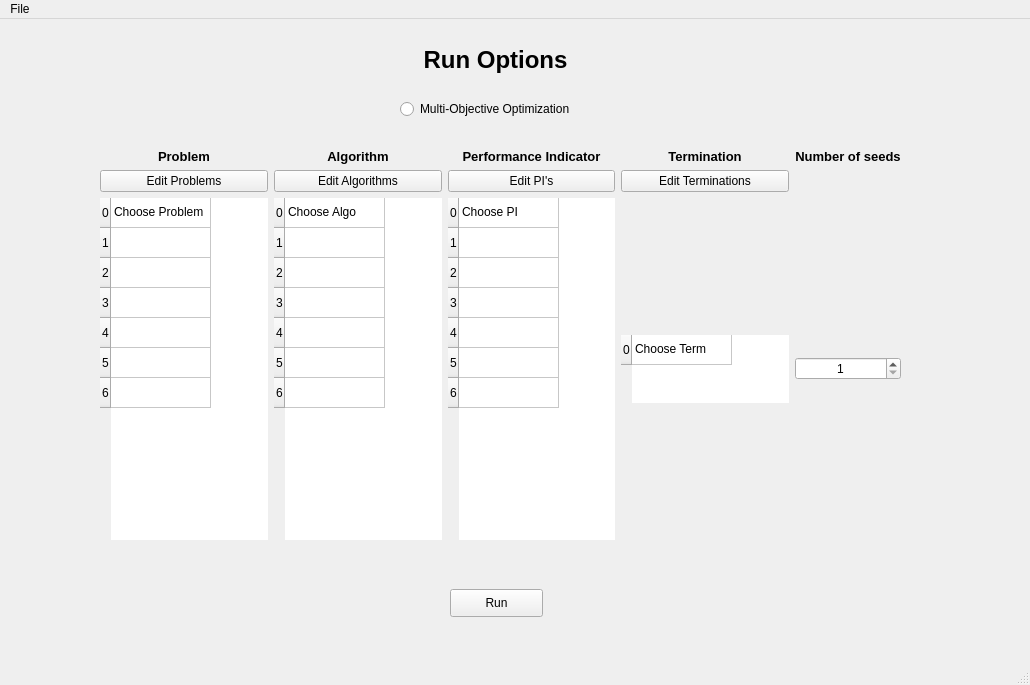
Old version of the form frontend/designer_templates/main_window.ui in the repository tomaslibanomonteiro/Thesis-code.
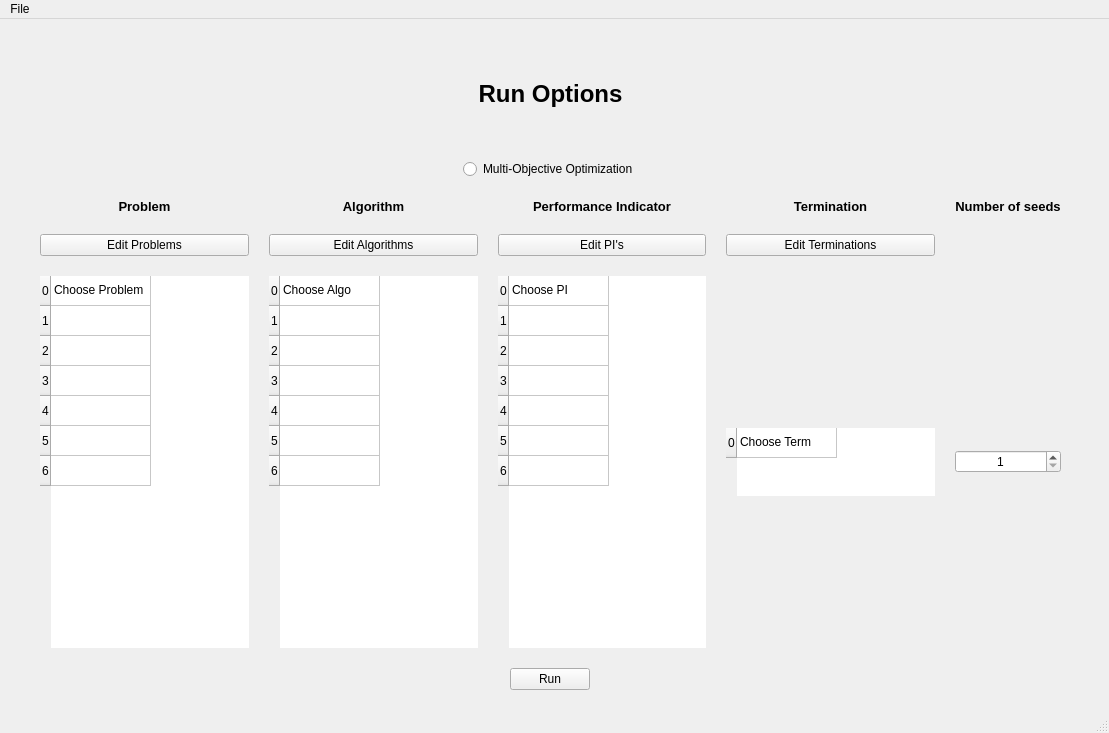
New version of the form.

What changed in the file:
```diff
--- a/frontend/designer_templates/main_window.ui
+++ b/frontend/designer_templates/main_window.ui
@@ -6,8 +6,8 @@
    <rect>
     <x>0</x>
     <y>0</y>
-    <width>1030</width>
-    <height>685</height>
+    <width>1109</width>
+    <height>733</height>
    </rect>
   </property>
   <property name="windowTitle">
@@ -26,15 +26,21 @@
    <property name="autoFillBackground">
     <bool>true</bool>
    </property>
+   <widget class="QWidget" name="verticalLayoutWidget">
+    <property name="geometry">
+     <rect>
+      <x>40</x>
+      <y>30</y>
+      <width>1021</width>
+      <height>641</height>
+     </rect>
+    </property>
+    <layout class="QVBoxLayout" name="verticalLayout" stretch="1,1,5,1">
+     <property name="spacing">
+      <number>20</number>
+     </property>
+     <item>
    <widget class="QLabel" name="label_6">
-    <property name="geometry">
-     <rect>
-      <x>390</x>
-      <y>20</y>
-      <width>211</width>
-      <height>41</height>
-     </rect>
-    </property>
     <property name="font">
      <font>
       <pointsize>18</pointsize>
@@ -55,42 +61,156 @@
      <set>Qt::AlignCenter</set>
     </property>
    </widget>
-   <widget class="QPushButton" name="PushButton_Run">
-    <property name="geometry">
-     <rect>
-      <x>450</x>
-      <y>570</y>
-      <width>93</width>
-      <height>28</height>
-     </rect>
-    </property>
-    <property name="text">
-     <string>Run</string>
-    </property>
-   </widget>
+     </item>
+     <item alignment="Qt::AlignHCenter">
    <widget class="QRadioButton" name="radioButton_moo">
-    <property name="geometry">
-     <rect>
-      <x>400</x>
-      <y>80</y>
-      <width>201</width>
-      <height>20</height>
-     </rect>
-    </property>
     <property name="text">
      <string>Multi-Objective Optimization</string>
     </property>
    </widget>
-   <widget class="QWidget" name="gridLayoutWidget_2">
-    <property name="geometry">
-     <rect>
-      <x>100</x>
-      <y>130</y>
-      <width>801</width>
-      <height>391</height>
-     </rect>
-    </property>
+     </item>
+     <item>
     <layout class="QGridLayout" name="gridLayout">
+       <item row="3" column="3" alignment="Qt::AlignVCenter">
+        <widget class="QTableWidget" name="tableWidget_run_term">
+         <property name="layoutDirection">
+          <enum>Qt::LeftToRight</enum>
+         </property>
+         <property name="autoFillBackground">
+          <bool>false</bool>
+         </property>
+         <property name="frameShape">
+          <enum>QFrame::NoFrame</enum>
+         </property>
+         <property name="frameShadow">
+          <enum>QFrame::Plain</enum>
+         </property>
+         <property name="lineWidth">
+          <number>0</number>
+         </property>
+         <property name="midLineWidth">
+          <number>0</number>
+         </property>
+         <property name="verticalScrollBarPolicy">
+          <enum>Qt::ScrollBarAsNeeded</enum>
+         </property>
+         <property name="horizontalScrollBarPolicy">
+          <enum>Qt::ScrollBarAsNeeded</enum>
+         </property>
+         <property name="sizeAdjustPolicy">
+          <enum>QAbstractScrollArea::AdjustToContents</enum>
+         </property>
+         <property name="wordWrap">
+          <bool>true</bool>
+         </property>
+         <attribute name="horizontalHeaderVisible">
+          <bool>false</bool>
+         </attribute>
+         <attribute name="verticalHeaderVisible">
+          <bool>true</bool>
+         </attribute>
+         <row>
+          <property name="text">
+           <string>0</string>
+          </property>
+         </row>
+         <column>
+          <property name="text">
+           <string>0</string>
+          </property>
+         </column>
+         <item row="0" column="0">
+          <property name="text">
+           <string>Choose Term</string>
+          </property>
+         </item>
+        </widget>
+       </item>
+       <item row="3" column="1">
+        <widget class="QTableWidget" name="tableWidget_run_algo">
+         <property name="layoutDirection">
+          <enum>Qt::LeftToRight</enum>
+         </property>
+         <property name="autoFillBackground">
+          <bool>false</bool>
+         </property>
+         <property name="frameShape">
+          <enum>QFrame::NoFrame</enum>
+         </property>
+         <property name="frameShadow">
+          <enum>QFrame::Plain</enum>
+         </property>
+         <property name="lineWidth">
+          <number>0</number>
+         </property>
+         <property name="midLineWidth">
+          <number>0</number>
+         </property>
+         <property name="verticalScrollBarPolicy">
+          <enum>Qt::ScrollBarAsNeeded</enum>
+         </property>
+         <property name="horizontalScrollBarPolicy">
+          <enum>Qt::ScrollBarAsNeeded</enum>
+         </property>
+         <property name="sizeAdjustPolicy">
+          <enum>QAbstractScrollArea::AdjustToContents</enum>
+         </property>
+         <property name="wordWrap">
+          <bool>true</bool>
+         </property>
+         <attribute name="horizontalHeaderVisible">
+          <bool>false</bool>
+         </attribute>
+         <attribute name="verticalHeaderVisible">
+          <bool>true</bool>
+         </attribute>
+         <row>
+          <property name="text">
+           <string>0</string>
+          </property>
+         </row>
+         <row>
+          <property name="text">
+           <string>1</string>
+          </property>
+         </row>
+         <row>
+          <property name="text">
+           <string>2</string>
+          </property>
+         </row>
+         <row>
+          <property name="text">
+           <string>3</string>
+          </property>
+         </row>
+         <row>
+          <property name="text">
+           <string>4</string>
+          </property>
+         </row>
+         <row>
+          <property name="text">
+           <string>5</string>
+          </property>
+         </row>
+         <row>
+          <property name="text">
+           <string>6</string>
+          </property>
+         </row>
+         <column>
+          <property name="text">
+           <string>0</string>
+          </property>
+         </column>
+         <item row="0" column="0">
+          <property name="text">
+           <string>Choose Algo</string>
+          </property>
+         </item>
+        </widget>
+       </item>
      <item row="1" column="1">
       <widget class="QPushButton" name="pushButton_edit_algo">
        <property name="text">
@@ -98,166 +218,6 @@
        </property>
       </widget>
      </item>
-     <item row="2" column="1">
-      <widget class="QTableWidget" name="tableWidget_run_algo">
-       <property name="layoutDirection">
-        <enum>Qt::LeftToRight</enum>
-       </property>
-       <property name="autoFillBackground">
-        <bool>false</bool>
-       </property>
-       <property name="frameShape">
-        <enum>QFrame::NoFrame</enum>
-       </property>
-       <property name="frameShadow">
-        <enum>QFrame::Plain</enum>
-       </property>
-       <property name="lineWidth">
-        <number>0</number>
-       </property>
-       <property name="midLineWidth">
-        <number>0</number>
-       </property>
-       <property name="verticalScrollBarPolicy">
-        <enum>Qt::ScrollBarAsNeeded</enum>
-       </property>
-       <property name="horizontalScrollBarPolicy">
-        <enum>Qt::ScrollBarAsNeeded</enum>
-       </property>
-       <property name="sizeAdjustPolicy">
-        <enum>QAbstractScrollArea::AdjustToContents</enum>
-       </property>
-       <property name="wordWrap">
-        <bool>true</bool>
-       </property>
-       <attribute name="horizontalHeaderVisible">
-        <bool>false</bool>
-       </attribute>
-       <attribute name="verticalHeaderVisible">
-        <bool>true</bool>
-       </attribute>
-       <row>
-        <property name="text">
-         <string>0</string>
-        </property>
-       </row>
-       <row>
-        <property name="text">
-         <string>1</string>
-        </property>
-       </row>
-       <row>
-        <property name="text">
-         <string>2</string>
-        </property>
-       </row>
-       <row>
-        <property name="text">
-         <string>3</string>
-        </property>
-       </row>
-       <row>
-        <property name="text">
-         <string>4</string>
-        </property>
-       </row>
-       <row>
-        <property name="text">
-         <string>5</string>
-        </property>
-       </row>
-       <row>
-        <property name="text">
-         <string>6</string>
-        </property>
-       </row>
-       <column>
-        <property name="text">
-         <string>0</string>
-        </property>
-       </column>
-       <item row="0" column="0">
-        <property name="text">
-         <string>Choose Algo</string>
-        </property>
-       </item>
-      </widget>
-     </item>
-     <item row="0" column="1">
-      <widget class="QLabel" name="label_4">
-       <property name="font">
-        <font>
-         <pointsize>10</pointsize>
-         <weight>75</weight>
-         <bold>true</bold>
-        </font>
-       </property>
-       <property name="text">
-        <string>Algorithm</string>
-       </property>
-       <property name="alignment">
-        <set>Qt::AlignCenter</set>
-       </property>
-       <property name="wordWrap">
-        <bool>true</bool>
-       </property>
-      </widget>
-     </item>
-     <item row="2" column="3" alignment="Qt::AlignVCenter">
-      <widget class="QTableWidget" name="tableWidget_run_term">
-       <property name="layoutDirection">
-        <enum>Qt::LeftToRight</enum>
-       </property>
-       <property name="autoFillBackground">
-        <bool>false</bool>
-       </property>
-       <property name="frameShape">
-        <enum>QFrame::NoFrame</enum>
-       </property>
-       <property name="frameShadow">
-        <enum>QFrame::Plain</enum>
-       </property>
-       <property name="lineWidth">
-        <number>0</number>
-       </property>
-       <property name="midLineWidth">
-        <number>0</number>
-       </property>
-       <property name="verticalScrollBarPolicy">
-        <enum>Qt::ScrollBarAsNeeded</enum>
-       </property>
-       <property name="horizontalScrollBarPolicy">
-        <enum>Qt::ScrollBarAsNeeded</enum>
-       </property>
-       <property name="sizeAdjustPolicy">
-        <enum>QAbstractScrollArea::AdjustToContents</enum>
-       </property>
-       <property name="wordWrap">
-        <bool>true</bool>
-       </property>
-       <attribute name="horizontalHeaderVisible">
-        <bool>false</bool>
-       </attribute>
-       <attribute name="verticalHeaderVisible">
-        <bool>true</bool>
-       </attribute>
-       <row>
-        <property name="text">
-         <string>0</string>
-        </property>
-       </row>
-       <column>
-        <property name="text">
-         <string>0</string>
-        </property>
-       </column>
-       <item row="0" column="0">
-        <property name="text">
-         <string>Choose Term</string>
-        </property>
-       </item>
-      </widget>
-     </item>
      <item row="0" column="0">
       <widget class="QLabel" name="label_3">
        <property name="font">
@@ -278,26 +238,6 @@
        </property>
       </widget>
      </item>
-     <item row="0" column="3">
-      <widget class="QLabel" name="label_2">
-       <property name="font">
-        <font>
-         <pointsize>10</pointsize>
-         <weight>75</weight>
-         <bold>true</bold>
-        </font>
-       </property>
-       <property name="text">
-        <string>Termination</string>
-       </property>
-       <property name="alignment">
-        <set>Qt::AlignCenter</set>
-       </property>
-       <property name="wordWrap">
-        <bool>true</bool>
-       </property>
-      </widget>
-     </item>
      <item row="1" column="0">
       <widget class="QPushButton" name="pushButton_edit_prob">
        <property name="text">
@@ -305,8 +245,48 @@
        </property>
       </widget>
      </item>
-     <item row="2" column="2">
-      <widget class="QTableWidget" name="tableWidget_run_pi">
+       <item row="0" column="3">
+        <widget class="QLabel" name="label_2">
+         <property name="font">
+          <font>
+           <pointsize>10</pointsize>
+           <weight>75</weight>
+           <bold>true</bold>
+          </font>
+         </property>
+         <property name="text">
+          <string>Termination</string>
+         </property>
+         <property name="alignment">
+          <set>Qt::AlignCenter</set>
+         </property>
+         <property name="wordWrap">
+          <bool>true</bool>
+         </property>
+        </widget>
+       </item>
+       <item row="0" column="1">
+        <widget class="QLabel" name="label_4">
+         <property name="font">
+          <font>
+           <pointsize>10</pointsize>
+           <weight>75</weight>
+           <bold>true</bold>
+          </font>
+         </property>
+         <property name="text">
+          <string>Algorithm</string>
+         </property>
+         <property name="alignment">
+          <set>Qt::AlignCenter</set>
+         </property>
+         <property name="wordWrap">
+          <bool>true</bool>
+         </property>
+        </widget>
+       </item>
+       <item row="3" column="0">
+        <widget class="QTableWidget" name="tableWidget_run_prob">
        <property name="layoutDirection">
         <enum>Qt::LeftToRight</enum>
        </property>
@@ -329,7 +309,7 @@
         <enum>Qt::ScrollBarAsNeeded</enum>
        </property>
        <property name="horizontalScrollBarPolicy">
-        <enum>Qt::ScrollBarAsNeeded</enum>
+          <enum>Qt::ScrollBarAlwaysOff</enum>
        </property>
        <property name="sizeAdjustPolicy">
         <enum>QAbstractScrollArea::AdjustToContents</enum>
@@ -385,31 +365,11 @@
        </column>
        <item row="0" column="0">
         <property name="text">
-         <string>Choose PI</string>
+           <string>Choose Problem</string>
         </property>
        </item>
       </widget>
      </item>
-     <item row="0" column="2">
-      <widget class="QLabel" name="label_5">
-       <property name="font">
-        <font>
-         <pointsize>10</pointsize>
-         <weight>75</weight>
-         <bold>true</bold>
-        </font>
-       </property>
-       <property name="text">
-        <string>Performance Indicator</string>
-       </property>
-       <property name="alignment">
-        <set>Qt::AlignCenter</set>
-       </property>
-       <property name="wordWrap">
-        <bool>true</bool>
-       </property>
-      </widget>
-     </item>
      <item row="0" column="4">
       <widget class="QLabel" name="label">
        <property name="font">
@@ -430,6 +390,26 @@
        </property>
       </widget>
      </item>
+       <item row="0" column="2">
+        <widget class="QLabel" name="label_5">
+         <property name="font">
+          <font>
+           <pointsize>10</pointsize>
+           <weight>75</weight>
+           <bold>true</bold>
+          </font>
+         </property>
+         <property name="text">
+          <string>Performance Indicator</string>
+         </property>
+         <property name="alignment">
+          <set>Qt::AlignCenter</set>
+         </property>
+         <property name="wordWrap">
+          <bool>true</bool>
+         </property>
+        </widget>
+       </item>
      <item row="1" column="2">
       <widget class="QPushButton" name="pushButton_edit_pi">
        <property name="text">
@@ -444,92 +424,7 @@
        </property>
       </widget>
      </item>
-     <item row="2" column="0">
-      <widget class="QTableWidget" name="tableWidget_run_prob">
-       <property name="layoutDirection">
-        <enum>Qt::LeftToRight</enum>
-       </property>
-       <property name="autoFillBackground">
-        <bool>false</bool>
-       </property>
-       <property name="frameShape">
-        <enum>QFrame::NoFrame</enum>
-       </property>
-       <property name="frameShadow">
-        <enum>QFrame::Plain</enum>
-       </property>
-       <property name="lineWidth">
-        <number>0</number>
-       </property>
-       <property name="midLineWidth">
-        <number>0</number>
-       </property>
-       <property name="verticalScrollBarPolicy">
-        <enum>Qt::ScrollBarAsNeeded</enum>
-       </property>
-       <property name="horizontalScrollBarPolicy">
-        <enum>Qt::ScrollBarAlwaysOff</enum>
-       </property>
-       <property name="sizeAdjustPolicy">
-        <enum>QAbstractScrollArea::AdjustToContents</enum>
-       </property>
-       <property name="wordWrap">
-        <bool>true</bool>
-       </property>
-       <attribute name="horizontalHeaderVisible">
-        <bool>false</bool>
-       </attribute>
-       <attribute name="verticalHeaderVisible">
-        <bool>true</bool>
-       </attribute>
-       <row>
-        <property name="text">
-         <string>0</string>
-        </property>
-       </row>
-       <row>
-        <property name="text">
-         <string>1</string>
-        </property>
-       </row>
-       <row>
-        <property name="text">
-         <string>2</string>
-        </property>
-       </row>
-       <row>
-        <property name="text">
-         <string>3</string>
-        </property>
-       </row>
-       <row>
-        <property name="text">
-         <string>4</string>
-        </property>
-       </row>
-       <row>
-        <property name="text">
-         <string>5</string>
-        </property>
-       </row>
-       <row>
-        <property name="text">
-         <string>6</string>
-        </property>
-       </row>
-       <column>
-        <property name="text">
-         <string>0</string>
-        </property>
-       </column>
-       <item row="0" column="0">
-        <property name="text">
-         <string>Choose Problem</string>
-        </property>
-       </item>
-      </widget>
-     </item>
-     <item row="2" column="4">
+       <item row="3" column="4">
       <widget class="QSpinBox" name="SpinBox_n_seeds">
        <property name="alignment">
         <set>Qt::AlignCenter</set>
@@ -539,6 +434,106 @@
        </property>
       </widget>
      </item>
+       <item row="3" column="2">
+        <widget class="QTableWidget" name="tableWidget_run_pi">
+         <property name="layoutDirection">
+          <enum>Qt::LeftToRight</enum>
+         </property>
+         <property name="autoFillBackground">
+          <bool>false</bool>
+         </property>
+         <property name="frameShape">
+          <enum>QFrame::NoFrame</enum>
+         </property>
+         <property name="frameShadow">
+          <enum>QFrame::Plain</enum>
+         </property>
+         <property name="lineWidth">
+          <number>0</number>
+         </property>
+         <property name="midLineWidth">
+          <number>0</number>
+         </property>
+         <property name="verticalScrollBarPolicy">
+          <enum>Qt::ScrollBarAsNeeded</enum>
+         </property>
+         <property name="horizontalScrollBarPolicy">
+          <enum>Qt::ScrollBarAsNeeded</enum>
+         </property>
+         <property name="sizeAdjustPolicy">
+          <enum>QAbstractScrollArea::AdjustToContents</enum>
+         </property>
+         <property name="wordWrap">
+          <bool>true</bool>
+         </property>
+         <attribute name="horizontalHeaderVisible">
+          <bool>false</bool>
+         </attribute>
+         <attribute name="verticalHeaderVisible">
+          <bool>true</bool>
+         </attribute>
+         <row>
+          <property name="text">
+           <string>0</string>
+          </property>
+         </row>
+         <row>
+          <property name="text">
+           <string>1</string>
+          </property>
+         </row>
+         <row>
+          <property name="text">
+           <string>2</string>
+          </property>
+         </row>
+         <row>
+          <property name="text">
+           <string>3</string>
+          </property>
+         </row>
+         <row>
+          <property name="text">
+           <string>4</string>
+          </property>
+         </row>
+         <row>
+          <property name="text">
+           <string>5</string>
+          </property>
+         </row>
+         <row>
+          <property name="text">
+           <string>6</string>
+          </property>
+         </row>
+         <column>
+          <property name="text">
+           <string>0</string>
+          </property>
+         </column>
+         <item row="0" column="0">
+          <property name="text">
+           <string>Choose PI</string>
+          </property>
+         </item>
+        </widget>
+       </item>
+      </layout>
+     </item>
+     <item alignment="Qt::AlignHCenter">
+      <widget class="QPushButton" name="PushButton_Run">
+       <property name="maximumSize">
+        <size>
+         <width>100</width>
+         <height>16777215</height>
+        </size>
+       </property>
+       <property name="text">
+        <string>Run</string>
+       </property>
+      </widget>
+     </item>
     </layout>
    </widget>
   </widget>
@@ -547,8 +542,8 @@
     <rect>
      <x>0</x>
      <y>0</y>
-     <width>1030</width>
-     <height>21</height>
+     <width>1109</width>
+     <height>26</height>
     </rect>
    </property>
    <widget class="QMenu" name="menuFile">
```
Left out of the diff: 3 changed lines with no effect on the pictures. Lines whose indentation alone changed are shown as unchanged.
